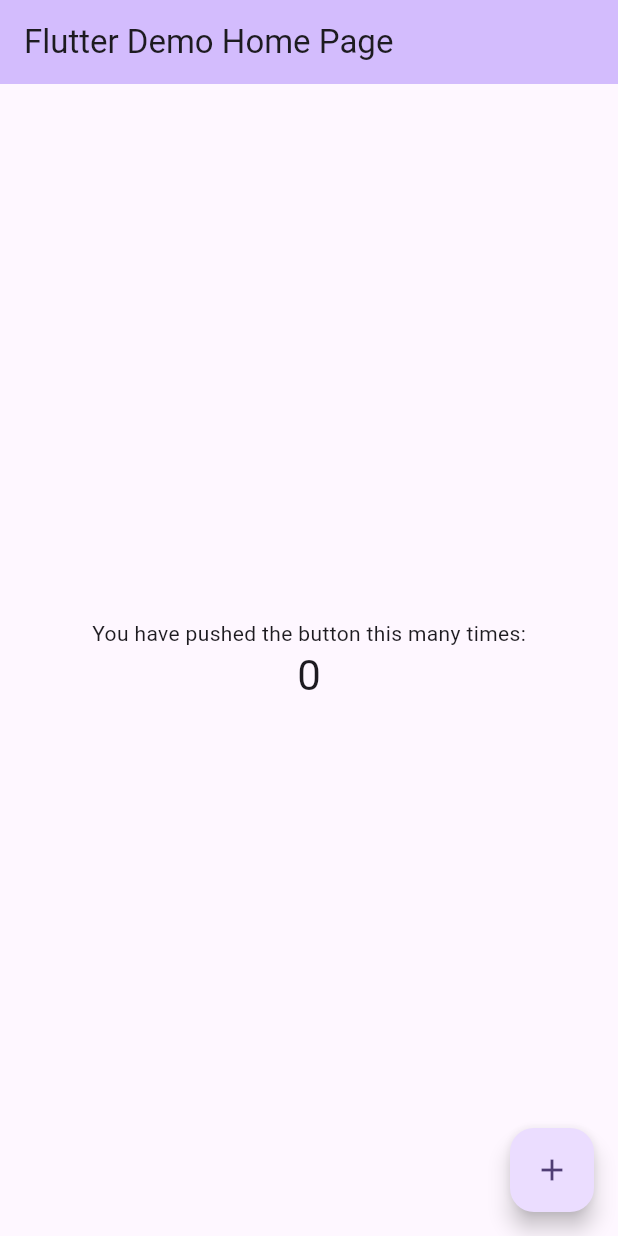
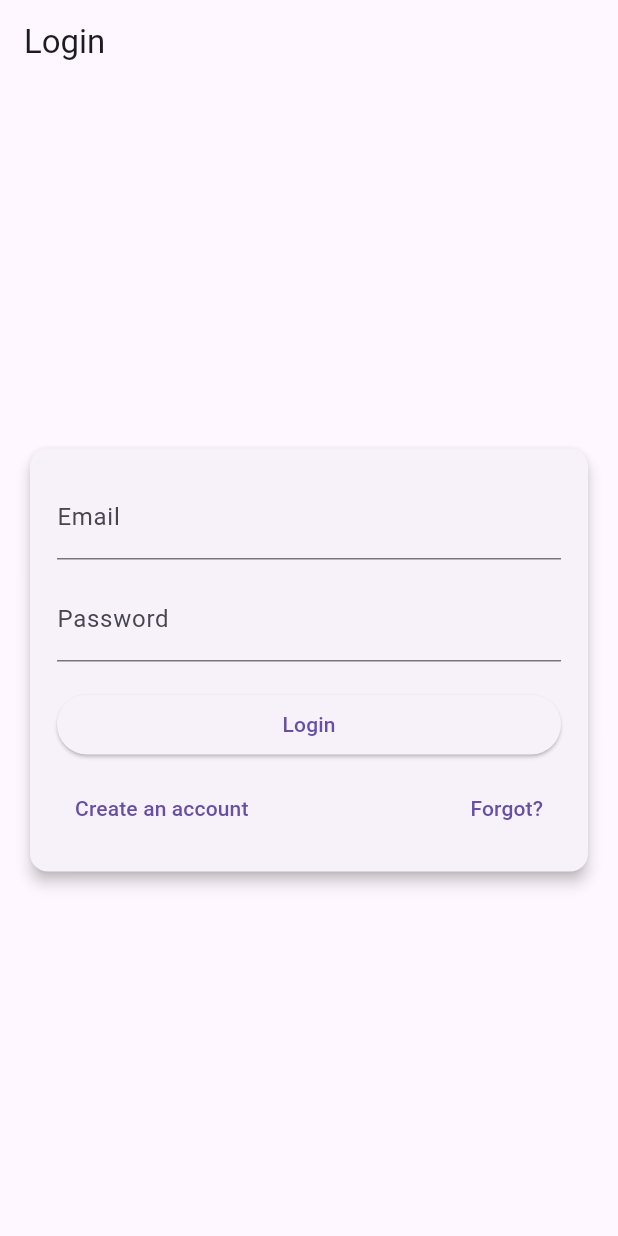
Before and after one commit to Hamzayounes1/babi-supply-chain-Mobile, a Flutter app: the screen it shows after launch, on a phone screen of 412 x 824 dp. Run offline on Flutter 3.47's test engine with Material 3 defaults, Android fonts, the phone set to English and light mode, and no system bars; our stand-ins replace flutter_secure_storage.

Commit message:
Initial commit: Flutter auth flow

```diff
--- a/babi_mobile/lib/main.dart
+++ b/babi_mobile/lib/main.dart
@@ -1,122 +1,30 @@
 import 'package:flutter/material.dart';
+import 'package:provider/provider.dart';
+import 'services/auth_service.dart';
+import 'providers/auth_provider.dart';
+import 'screens/login_screen.dart';
+import 'screens/register_screen.dart';
+import 'screens/home_screen.dart';
 
-void main() {
-  runApp(const MyApp());
-}
+void main() { runApp(const MyApp()); }
 
 class MyApp extends StatelessWidget {
   const MyApp({super.key});
-
-  // This widget is the root of your application.
   @override
   Widget build(BuildContext context) {
-    return MaterialApp(
-      title: 'Flutter Demo',
-      theme: ThemeData(
-        // This is the theme of your application.
-        //
-        // TRY THIS: Try running your application with "flutter run". You'll see
-        // the application has a purple toolbar. Then, without quitting the app,
-        // try changing the seedColor in the colorScheme below to Colors.green
-        // and then invoke "hot reload" (save your changes or press the "hot
-        // reload" button in a Flutter-supported IDE, or press "r" if you used
-        // the command line to start the app).
-        //
-        // Notice that the counter didn't reset back to zero; the application
-        // state is not lost during the reload. To reset the state, use hot
-        // restart instead.
-        //
-        // This works for code too, not just values: Most code changes can be
-        // tested with just a hot reload.
-        colorScheme: ColorScheme.fromSeed(seedColor: Colors.deepPurple),
+    final authService = AuthService();
+    return ChangeNotifierProvider(
+      create: (_) => AuthProvider(authService),
+      child: MaterialApp(
+        title: 'Inventory App',
+        theme: ThemeData(primarySwatch: Colors.blue),
+        initialRoute: '/login',
+        routes: {
+          '/login': (_) => const LoginScreen(),
+          '/register': (_) => const RegisterScreen(),
+          '/home': (_) => const HomeScreen(),
+        },
       ),
-      home: const MyHomePage(title: 'Flutter Demo Home Page'),
     );
   }
 }
-
-class MyHomePage extends StatefulWidget {
-  const MyHomePage({super.key, required this.title});
-
-  // This widget is the home page of your application. It is stateful, meaning
-  // that it has a State object (defined below) that contains fields that affect
-  // how it looks.
-
-  // This class is the configuration for the state. It holds the values (in this
-  // case the title) provided by the parent (in this case the App widget) and
-  // used by the build method of the State. Fields in a Widget subclass are
-  // always marked "final".
-
-  final String title;
-
-  @override
-  State<MyHomePage> createState() => _MyHomePageState();
-}
-
-class _MyHomePageState extends State<MyHomePage> {
-  int _counter = 0;
-
-  void _incrementCounter() {
-    setState(() {
-      // This call to setState tells the Flutter framework that something has
-      // changed in this State, which causes it to rerun the build method below
-      // so that the display can reflect the updated values. If we changed
-      // _counter without calling setState(), then the build method would not be
-      // called again, and so nothing would appear to happen.
-      _counter++;
-    });
-  }
-
-  @override
-  Widget build(BuildContext context) {
-    // This method is rerun every time setState is called, for instance as done
-    // by the _incrementCounter method above.
-    //
-    // The Flutter framework has been optimized to make rerunning build methods
-    // fast, so that you can just rebuild anything that needs updating rather
-    // than having to individually change instances of widgets.
-    return Scaffold(
-      appBar: AppBar(
-        // TRY THIS: Try changing the color here to a specific color (to
-        // Colors.amber, perhaps?) and trigger a hot reload to see the AppBar
-        // change color while the other colors stay the same.
-        backgroundColor: Theme.of(context).colorScheme.inversePrimary,
-        // Here we take the value from the MyHomePage object that was created by
-        // the App.build method, and use it to set our appbar title.
-        title: Text(widget.title),
-      ),
-      body: Center(
-        // Center is a layout widget. It takes a single child and positions it
-        // in the middle of the parent.
-        child: Column(
-          // Column is also a layout widget. It takes a list of children and
-          // arranges them vertically. By default, it sizes itself to fit its
-          // children horizontally, and tries to be as tall as its parent.
-          //
-          // Column has various properties to control how it sizes itself and
-          // how it positions its children. Here we use mainAxisAlignment to
-          // center the children vertically; the main axis here is the vertical
-          // axis because Columns are vertical (the cross axis would be
-          // horizontal).
-          //
-          // TRY THIS: Invoke "debug painting" (choose the "Toggle Debug Paint"
-          // action in the IDE, or press "p" in the console), to see the
-          // wireframe for each widget.
-          mainAxisAlignment: MainAxisAlignment.center,
-          children: <Widget>[
-            const Text('You have pushed the button this many times:'),
-            Text(
-              '$_counter',
-              style: Theme.of(context).textTheme.headlineMedium,
-            ),
-          ],
-        ),
-      ),
-      floatingActionButton: FloatingActionButton(
-        onPressed: _incrementCounter,
-        tooltip: 'Increment',
-        child: const Icon(Icons.add),
-      ), // This trailing comma makes auto-formatting nicer for build methods.
-    );
-  }
-}
--- /dev/null
+++ b/babi_mobile/lib/screens/login_screen.dart
@@ -0,0 +1,185 @@
+// lib/screens/login_screen.dart
+//
+// LoginScreen for Flutter 4 using Provider + the AuthProvider from auth_provider.dart
+// - Validates email & password
+// - Submits to AuthProvider.login(...) which should return a Map with a 'status' key
+// - Handles Laravel-style 422 validation errors (errors: { field: [msgs] })
+// - On success navigates to '/home' or calls optional onLoggedIn callback
+
+import 'package:flutter/material.dart';
+import 'package:provider/provider.dart';
+import '../providers/auth_provider.dart';
+
+class LoginScreen extends StatefulWidget {
+  final VoidCallback? onLoggedIn; // optional callback to run after successful login
+  const LoginScreen({super.key, this.onLoggedIn});
+
+  @override
+  State<LoginScreen> createState() => _LoginScreenState();
+}
+
+class _LoginScreenState extends State<LoginScreen> {
+  final _formKey = GlobalKey<FormState>();
+  final TextEditingController _emailC = TextEditingController();
+  final TextEditingController _passC = TextEditingController();
+
+  bool _submitting = false;
+  Map<String, String?> _fieldErrors = {};
+  String? _generalError;
+
+  @override
+  void dispose() {
+    _emailC.dispose();
+    _passC.dispose();
+    super.dispose();
+  }
+
+  void _showSnack(String text) => ScaffoldMessenger.of(context).showSnackBar(SnackBar(content: Text(text)));
+
+  Future<void> _submit() async {
+    setState(() {
+      _fieldErrors = {};
+      _generalError = null;
+    });
+
+    if (!_formKey.currentState!.validate()) return;
+
+    setState(() => _submitting = true);
+    final auth = Provider.of<AuthProvider>(context, listen: false);
+
+    try {
+      final res = await auth.login(_emailC.text.trim(), _passC.text);
+      setState(() => _submitting = false);
+
+      if (res['status'] == 'ok') {
+        _showSnack('Logged in');
+        if (widget.onLoggedIn != null) {
+          widget.onLoggedIn!();
+        } else {
+          // replace current route with home
+          if (mounted) Navigator.pushReplacementNamed(context, '/home');
+        }
+        return;
+      }
+
+      if (res['status'] == 'validation_error') {
+        // Map Laravel-style errors: { field: [ "msg1", "msg2" ] }
+        final errors = <String, String?>{};
+        final raw = res['errors'] as Map? ?? {};
+        raw.forEach((k, v) {
+          if (v is List && v.isNotEmpty) {
+            errors[k.toString()] = v.first.toString();
+          } else {
+            errors[k.toString()] = v?.toString();
+          }
+        });
+        setState(() {
+          _fieldErrors = errors;
+        });
+        return;
+      }
+
+      // general error fallback
+      setState(() {
+        _generalError = res['message']?.toString() ?? 'Login failed';
+      });
+    } catch (e) {
+      setState(() {
+        _submitting = false;
+        _generalError = e.toString();
+      });
+    }
+  }
+
+  @override
+  Widget build(BuildContext context) {
+    // If you want to auto-redirect when already logged in, you can check AuthProvider here:
+    // final auth = Provider.of<AuthProvider>(context);
+    // if (!auth.loading && auth.token != null) WidgetsBinding.instance.addPostFrameCallback((_) => Navigator.pushReplacementNamed(context, '/home'));
+
+    return Scaffold(
+      appBar: AppBar(title: const Text('Login')),
+      body: Center(
+        child: ConstrainedBox(
+          constraints: const BoxConstraints(maxWidth: 520),
+          child: Padding(
+            padding: const EdgeInsets.all(16.0),
+            child: Card(
+              elevation: 4,
+              child: Padding(
+                padding: const EdgeInsets.all(18.0),
+                child: Form(
+                  key: _formKey,
+                  child: Column(
+                    mainAxisSize: MainAxisSize.min,
+                    children: [
+                      if (_generalError != null) ...[
+                        Text(_generalError!, style: const TextStyle(color: Colors.red)),
+                        const SizedBox(height: 12),
+                      ],
+                      TextFormField(
+                        controller: _emailC,
+                        keyboardType: TextInputType.emailAddress,
+                        decoration: InputDecoration(
+                          labelText: 'Email',
+                          hintText: 'you@example.com',
+                          errorText: _fieldErrors['email'],
+                        ),
+                        validator: (v) {
+                          if (v == null || v.trim().isEmpty) return 'Email is required';
+                          final regex = RegExp(r'.+@.+\..+');
+                          if (!regex.hasMatch(v.trim())) return 'Enter a valid email';
+                          return null;
+                        },
+                      ),
+                      const SizedBox(height: 12),
+                      TextFormField(
+                        controller: _passC,
+                        obscureText: true,
+                        decoration: InputDecoration(
+                          labelText: 'Password',
+                          errorText: _fieldErrors['password'],
+                        ),
+                        validator: (v) {
+                          if (v == null || v.isEmpty) return 'Password is required';
+                          return null;
+                        },
+                      ),
+                      const SizedBox(height: 18),
+                      SizedBox(
+                        width: double.infinity,
+                        child: ElevatedButton(
+                          onPressed: _submitting ? null : _submit,
+                          child: _submitting
+                              ? const SizedBox(height: 18, width: 18, child: CircularProgressIndicator(strokeWidth: 2, color: Colors.white))
+                              : const Text('Login'),
+                        ),
+                      ),
+                      const SizedBox(height: 8),
+                      Row(
+                        mainAxisAlignment: MainAxisAlignment.spaceBetween,
+                        children: [
+                          TextButton(
+                            onPressed: () => Navigator.of(context).pushNamed('/register'),
+                            child: const Text('Create an account'),
+                          ),
+                          TextButton(
+                            onPressed: () {
+                              // implement forgot password navigation if you have the route
+                              Navigator.of(context).pushNamed('/forgot');
+                            },
+                            child: const Text('Forgot?'),
+                          ),
+                        ],
+                      ),
+                    ],
+                  ),
+                ),
+              ),
+            ),
+          ),
+        ),
+      ),
+    );
+  }
+}
--- /dev/null
+++ b/babi_mobile/lib/services/auth_service.dart
@@ -0,0 +1,61 @@
+import 'dart:convert';
+import 'package:http/http.dart' as http;
+import 'package:flutter_secure_storage/flutter_secure_storage.dart';
+
+class AuthService {
+  static const String API_BASE = String.fromEnvironment('API_BASE', defaultValue: 'http://127.0.0.1:8000');
+
+  final FlutterSecureStorage _secureStorage = const FlutterSecureStorage();
+  static const String _tokenKey = 'auth_token';
+
+  Future<Map<String, dynamic>> login({required String email, required String password}) async {
+    final res = await http.post(Uri.parse('$API_BASE/api/login'),
+      headers: {'Content-Type': 'application/json', 'Accept': 'application/json'},
+      body: jsonEncode({'email': email, 'password': password}),
+    );
+    return _handleResponse(res);
+  }
+
+  Future<Map<String, dynamic>> register({
+    required String name,
+    required String email,
+    required String password,
+    required String passwordConfirmation,
+  }) async {
+    final res = await http.post(Uri.parse('$API_BASE/api/register'),
+      headers: {'Content-Type': 'application/json', 'Accept': 'application/json'},
+      body: jsonEncode({
+        'name': name, 'email': email, 'password': password, 'password_confirmation': passwordConfirmation
+      }),
+    );
+    return _handleResponse(res);
+  }
+
+  Future<Map<String, dynamic>> fetchCurrentUser() async {
+    final token = await getToken();
+    if (token == null) return {'status': 'error', 'message': 'No token'};
+    final res = await http.get(Uri.parse('$API_BASE/api/user'), headers: {
+      'Accept': 'application/json', 'Authorization': 'Bearer $token',
+    });
+    return _handleResponse(res);
+  }
+
+  Future<void> saveToken(String token) => _secureStorage.write(key: _tokenKey, value: token);
+  Future<String?> getToken() => _secureStorage.read(key: _tokenKey);
+  Future<void> deleteToken() => _secureStorage.delete(key: _tokenKey);
+
+  Map<String, dynamic> _handleResponse(http.Response res) {
+    try {
+      final body = res.body.isEmpty ? {} : jsonDecode(res.body);
+      if (res.statusCode >= 200 && res.statusCode < 300) {
+        return {'status': 'ok', 'data': body};
+      } else if (res.statusCode == 422) {
+        return {'status': 'validation_error', 'errors': (body['errors'] ?? {}), 'message': body['message'] ?? 'Validation failed'};
+      } else {
+        return {'status': 'error', 'message': body['message'] ?? 'Request failed', 'body': body};
+      }
+    } catch (e) {
+      return {'status': 'error', 'message': 'Invalid response format', 'exception': e.toString()};
+    }
+  }
+}
--- a/babi_mobile/pubspec.yaml
+++ b/babi_mobile/pubspec.yaml
@@ -30,6 +30,10 @@ environment:
 dependencies:
   flutter:
     sdk: flutter
+  provider: ^6.0.5
+  http: ^1.1.0
+  flutter_secure_storage: ^9.0.0
+
 
   # The following adds the Cupertino Icons font to your application.
   # Use with the CupertinoIcons class for iOS style icons.
@@ -38,6 +42,7 @@ dependencies:
 dev_dependencies:
   flutter_test:
     sdk: flutter
+
 
   # The "flutter_lints" package below contains a set of recommended lints to
   # encourage good coding practices. The lint set provided by the package is
```
Also changed, not shown: babi_mobile/lib/providers/auth_provider.dart (added, +59 -0 lines), babi_mobile/lib/screens/home_screen.dart (added, +18 -0 lines), babi_mobile/lib/screens/register_screen.dart (added, +208 -0 lines).
